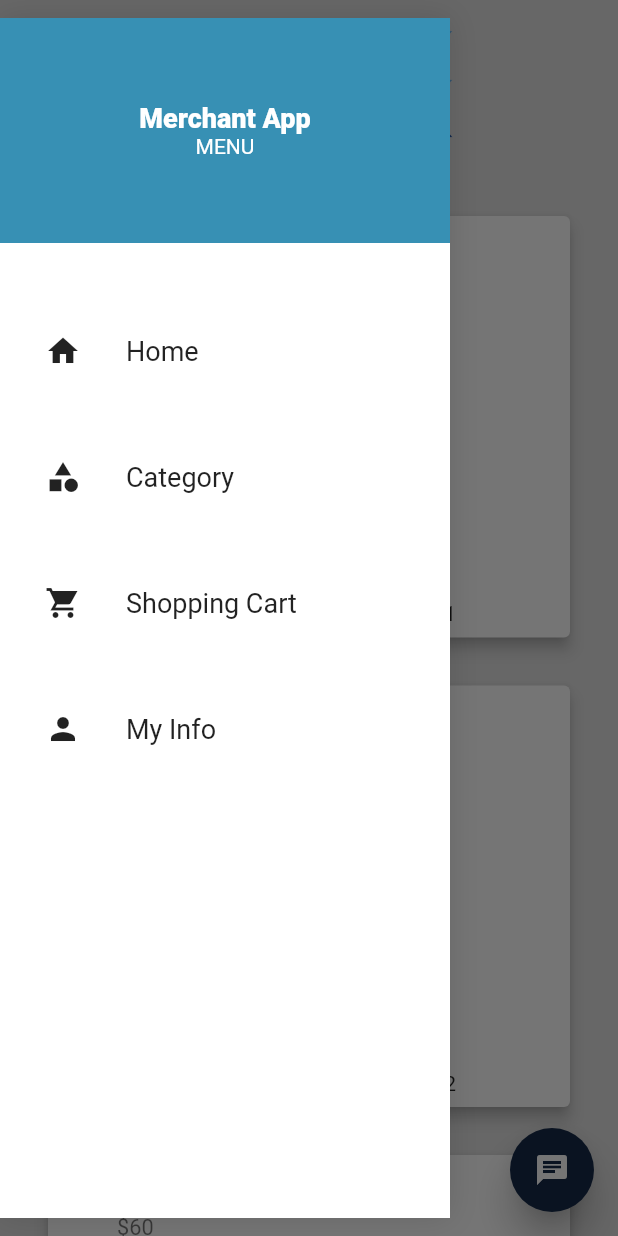
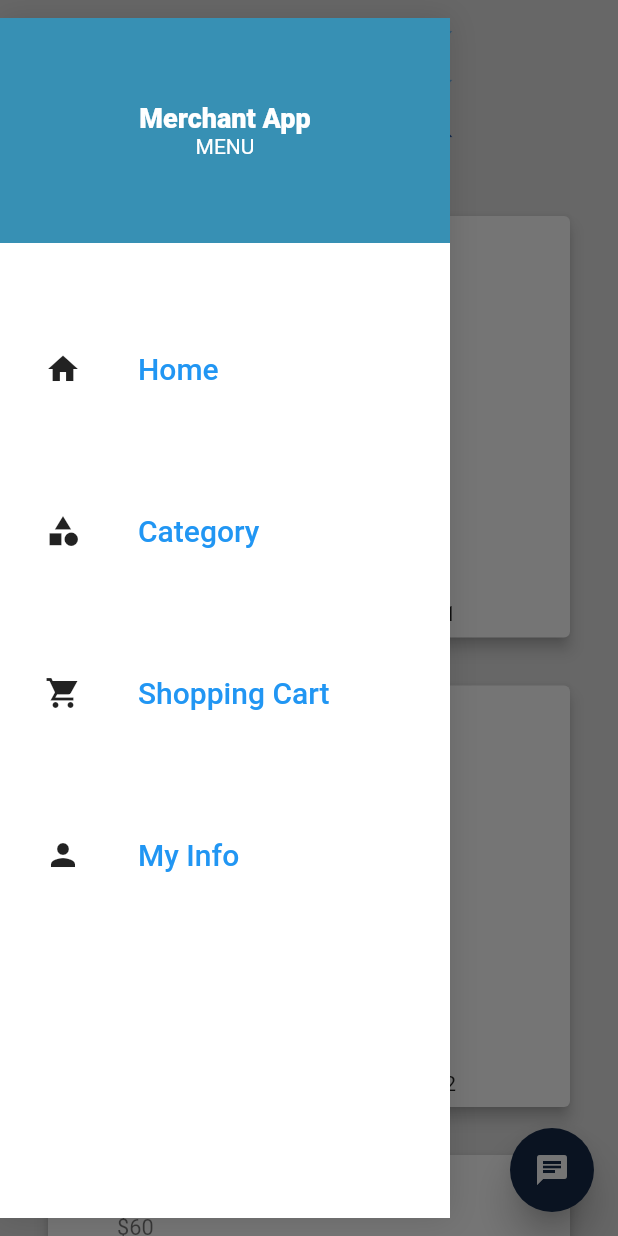
Before and after one commit to yuxi-w/Merchant-Portal, a Flutter app: the screen it shows after launch, with the side drawer open, on a phone screen of 412 x 824 dp. Run offline on Flutter 3.47's test engine with Material 2 defaults, Android fonts, the phone set to English and light mode, and no system bars; drawn by our look-alikes of getwidget; our stand-ins replace get_it, responsive_builder; missing offline and left inert: footer.

Commit message:
Nav bar items changed

```diff
--- a/lib/main.dart
+++ b/lib/main.dart
@@ -10,7 +10,7 @@ void main() {
 
   /// Responsive Layout Breakpoints for different screen sizes
   ResponsiveSizingConfig.instance.setCustomBreakpoints(
-    const ScreenBreakpoints(desktop: 900, tablet: 900, watch: 200),
+    const ScreenBreakpoints(desktop: 1000, tablet: 1000, watch: 200),
   );
   runApp(const MyApp());
 }
--- a/lib/widgets/navigation_bar/navbar_item.dart
+++ b/lib/widgets/navigation_bar/navbar_item.dart
@@ -13,14 +13,14 @@ class NavBarItem extends StatelessWidget {
 
   @override
   Widget build(BuildContext context) {
-    return GestureDetector(
-      onTap: () {
+    return TextButton(
+      onPressed: () {
         locator<NavigationService>().navigateTo(navigationPath);
       },
       child: Text(
         title,
         style: const TextStyle(
-          fontSize: 18,
+          fontSize: 20,
         ),
       ),
     );
```
Also changed, not shown: lib/widgets/category_page_list_view/category_page_list_item.dart (+10 -3 lines), lib/widgets/home_page_list_view/home_page_list_item.dart (+9 -1 lines).
